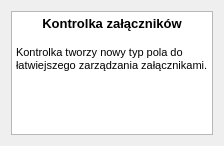
Qt form gui/ui_attachmentcontrolpluginconfig.ui (gis-support/qgis_attachments) before a commit.
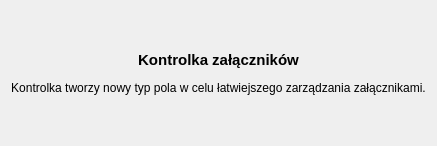
The same form after that commit.

Commit message: Zapisywanie dodanych url do QSettings, zmiana w UI

```diff
--- a/gui/ui_attachmentcontrolpluginconfig.ui
+++ b/gui/ui_attachmentcontrolpluginconfig.ui
@@ -6,7 +6,7 @@
    <rect>
     <x>0</x>
     <y>0</y>
-    <width>224</width>
+    <width>417</width>
     <height>146</height>
    </rect>
   </property>
@@ -21,16 +21,12 @@
   </property>
   <layout class="QVBoxLayout" name="verticalLayout">
    <item>
-    <widget class="QTextEdit" name="textEdit">
-     <property name="html">
-      <string>&lt;!DOCTYPE HTML PUBLIC &quot;-//W3C//DTD HTML 4.0//EN&quot; &quot;http://www.w3.org/TR/REC-html40/strict.dtd&quot;&gt;
-&lt;html&gt;&lt;head&gt;&lt;meta name=&quot;qrichtext&quot; content=&quot;1&quot; /&gt;&lt;style type=&quot;text/css&quot;&gt;
-p, li { white-space: pre-wrap; }
-&lt;/style&gt;&lt;/head&gt;&lt;body style=&quot; font-family:'MS Shell Dlg 2'; font-size:7.8pt; font-weight:400; font-style:normal;&quot;&gt;
-&lt;p align=&quot;center&quot; style=&quot; margin-top:0px; margin-bottom:0px; margin-left:0px; margin-right:0px; -qt-block-indent:0; text-indent:0px;&quot;&gt;&lt;span style=&quot; font-size:10pt; font-weight:600;&quot;&gt;Kontrolka załączników&lt;/span&gt;&lt;/p&gt;
-&lt;p align=&quot;center&quot; style=&quot;-qt-paragraph-type:empty; margin-top:0px; margin-bottom:0px; margin-left:0px; margin-right:0px; -qt-block-indent:0; text-indent:0px; font-size:10pt; font-weight:600;&quot;&gt;&lt;br /&gt;&lt;/p&gt;
-&lt;p style=&quot; margin-top:0px; margin-bottom:0px; margin-left:0px; margin-right:0px; -qt-block-indent:0; text-indent:0px;&quot;&gt;&lt;span style=&quot; font-size:8pt;&quot;&gt;Kontrolka tworzy nowy typ pola do łatwiejszego zarządzania załącznikami.&lt;/span&gt;&lt;/p&gt;
-&lt;p align=&quot;center&quot; style=&quot;-qt-paragraph-type:empty; margin-top:0px; margin-bottom:0px; margin-left:0px; margin-right:0px; -qt-block-indent:0; text-indent:0px; font-size:8pt;&quot;&gt;&lt;br /&gt;&lt;/p&gt;&lt;/body&gt;&lt;/html&gt;</string>
+    <widget class="QLabel" name="label">
+     <property name="text">
+      <string>&lt;html&gt;&lt;head/&gt;&lt;body&gt;&lt;p align=&quot;center&quot;&gt;&lt;span style=&quot; font-size:11pt; font-weight:600;&quot;&gt;Kontrolka załączników&lt;/span&gt;&lt;/p&gt;&lt;p align=&quot;center&quot;&gt;Kontrolka tworzy nowy typ pola w celu łatwiejszego zarządzania załącznikami.&lt;/p&gt;&lt;/body&gt;&lt;/html&gt;</string>
+     </property>
+     <property name="textFormat">
+      <enum>Qt::RichText</enum>
      </property>
     </widget>
    </item>
```
The commit also changes 1 other file.
